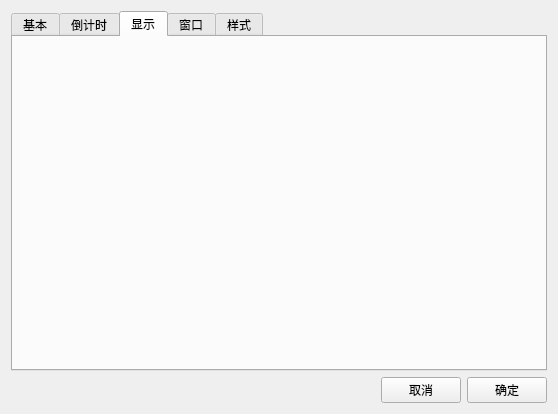
Qt form UISource/profile_config_ui.ui (HelloWRC/W-DesktopCountdown) before a commit.
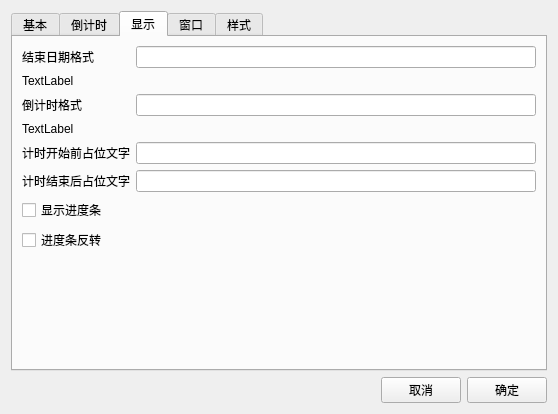
The same form after that commit. The open tabs and pages were chosen to show the change.

Commit message: profile_config_ui 完成界面部分

The edit to the form file:
```diff
--- a/UISource/profile_config_ui.ui
+++ b/UISource/profile_config_ui.ui
@@ -15,7 +15,10 @@
   </property>
   <layout class="QVBoxLayout" name="verticalLayout">
    <item>
-    <widget class="QTabWidget" name="tabWidget">
+    <widget class="QTabWidget" name="content">
+     <property name="tabShape">
+      <enum>QTabWidget::Rounded</enum>
+     </property>
      <property name="currentIndex">
       <number>0</number>
      </property>
@@ -33,6 +36,88 @@
       <attribute name="title">
        <string>显示</string>
       </attribute>
+      <layout class="QFormLayout" name="formLayout_3">
+       <item row="0" column="0">
+        <widget class="QLabel" name="lb_target_format">
+         <property name="text">
+          <string>结束日期格式</string>
+         </property>
+         <property name="buddy">
+          <cstring>le_target_format</cstring>
+         </property>
+        </widget>
+       </item>
+       <item row="0" column="1">
+        <widget class="QLineEdit" name="le_target_format"/>
+       </item>
+       <item row="1" column="0" colspan="2">
+        <widget class="QLabel" name="lb_end_text_description">
+         <property name="text">
+          <string>TextLabel</string>
+         </property>
+        </widget>
+       </item>
+       <item row="2" column="0">
+        <widget class="QLabel" name="lb_countdown_format">
+         <property name="text">
+          <string>倒计时格式</string>
+         </property>
+         <property name="buddy">
+          <cstring>le_countdown_format</cstring>
+         </property>
+        </widget>
+       </item>
+       <item row="2" column="1">
+        <widget class="QLineEdit" name="le_countdown_format"/>
+       </item>
+       <item row="3" column="0" colspan="2">
+        <widget class="QLabel" name="lb_countdown_format_description">
+         <property name="text">
+          <string>TextLabel</string>
+         </property>
+        </widget>
+       </item>
+       <item row="4" column="0">
+        <widget class="QLabel" name="lb_start_text">
+         <property name="text">
+          <string>计时开始前占位文字</string>
+         </property>
+         <property name="buddy">
+          <cstring>le_start_text</cstring>
+         </property>
+        </widget>
+       </item>
+       <item row="4" column="1">
+        <widget class="QLineEdit" name="le_start_text"/>
+       </item>
+       <item row="5" column="0">
+        <widget class="QLabel" name="lb_endtext">
+         <property name="text">
+          <string>计时结束后占位文字</string>
+         </property>
+         <property name="buddy">
+          <cstring>le_end_text</cstring>
+         </property>
+        </widget>
+       </item>
+       <item row="5" column="1">
+        <widget class="QLineEdit" name="le_end_text"/>
+       </item>
+       <item row="6" column="0" colspan="2">
+        <widget class="QCheckBox" name="cb_show_progressbar">
+         <property name="text">
+          <string>显示进度条</string>
+         </property>
+        </widget>
+       </item>
+       <item row="7" column="0">
+        <widget class="QCheckBox" name="cb_reverse_progressbar">
+         <property name="text">
+          <string>进度条反转</string>
+         </property>
+        </widget>
+       </item>
+      </layout>
      </widget>
      <widget class="QWidget" name="tab_window">
       <attribute name="title">
```
Left out of the diff: 218 changed lines with no effect on the pictures.
